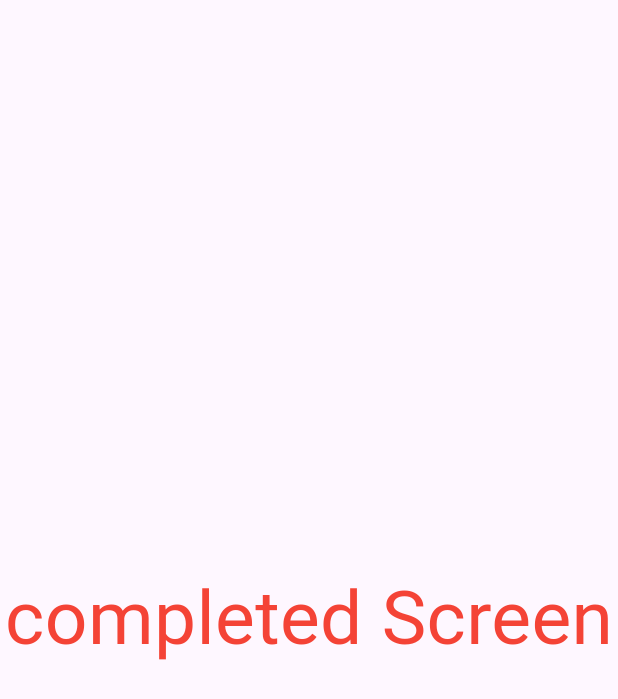
After one commit to Mo-spac/Tasky, a Flutter app: the CompleteTasksScreen screen opened directly, on a phone screen of 412 x 824 dp. The commit adds this screen. Shown: the top 699 px of the screen. Run offline on Flutter 3.47's test engine with Material 3 defaults, Android fonts, the phone set to English and light mode, and no system bars; our stand-ins replace flutter_svg, shared_preferences; accounts and stored records are empty.

Commit message:
swich between screens wirh IF else Conditions

```diff
--- a/lib/main.dart
+++ b/lib/main.dart
@@ -1,6 +1,7 @@
 import 'package:flutter/material.dart';
 import 'package:shared_preferences/shared_preferences.dart';
 import 'package:tasky/screens/home_screen/home_screen.dart';
+import 'package:tasky/screens/main_screen/main_screen.dart';
 import 'package:tasky/screens/welcome_screen/welcome_screen.dart';
 
 void main() async {
@@ -24,7 +25,7 @@ class MyApp extends StatelessWidget {
       debugShowCheckedModeBanner: false,
       title: 'Tasky',
       theme: ThemeData(useMaterial3: true),
-      home: username == null ? WelcomeScreen() : HomeScreen(),
+      home: username == null ? WelcomeScreen() : MainScreen(),
     );
   }
 }
--- /dev/null
+++ b/lib/screens/complete_tasks_screen/complete_tasks_screen.dart
@@ -0,0 +1,17 @@
+import 'package:flutter/material.dart';
+
+class CompleteTasksScreen extends StatelessWidget {
+  const CompleteTasksScreen({super.key});
+
+  @override
+  Widget build(BuildContext context) {
+    return Scaffold(
+      body: Center(
+        child: Text(
+          "completed Screen",
+          style: TextStyle(color: Colors.red, fontSize: 50),
+        ),
+      ),
+    );
+  }
+}
```
Also changed, not shown: lib/screens/home_screen/home_screen.dart (+2 -25 lines), lib/screens/main_screen/main_screen.dart (added, +70 -0 lines), lib/screens/profile_screen/profile_screen.dart (added, +17 -0 lines), lib/screens/todo_screen/todo_screen.dart (added, +17 -0 lines).
